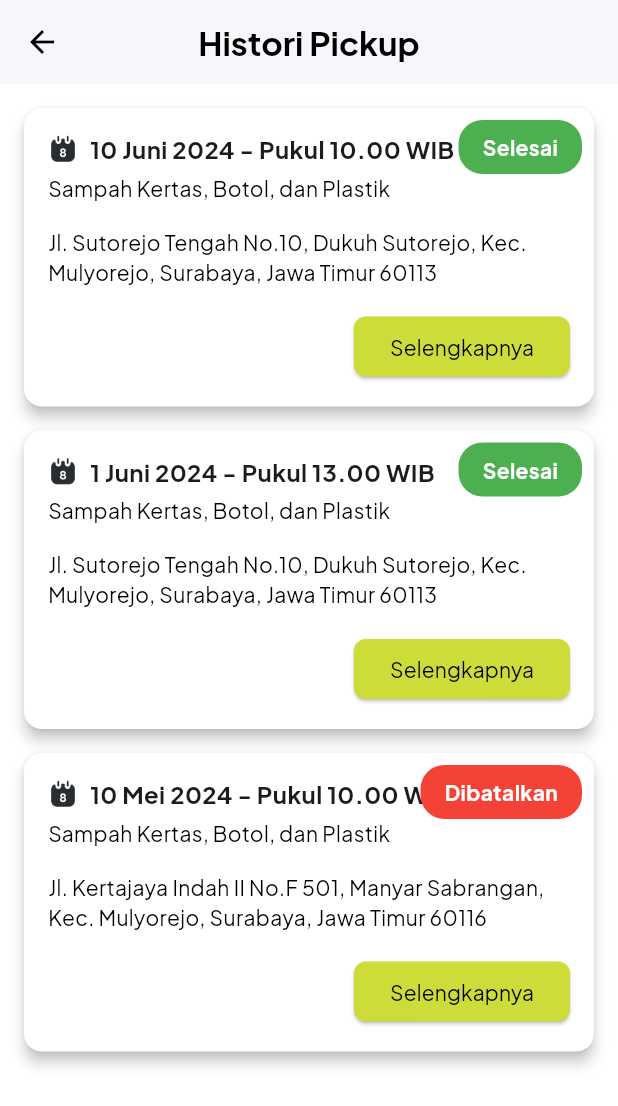
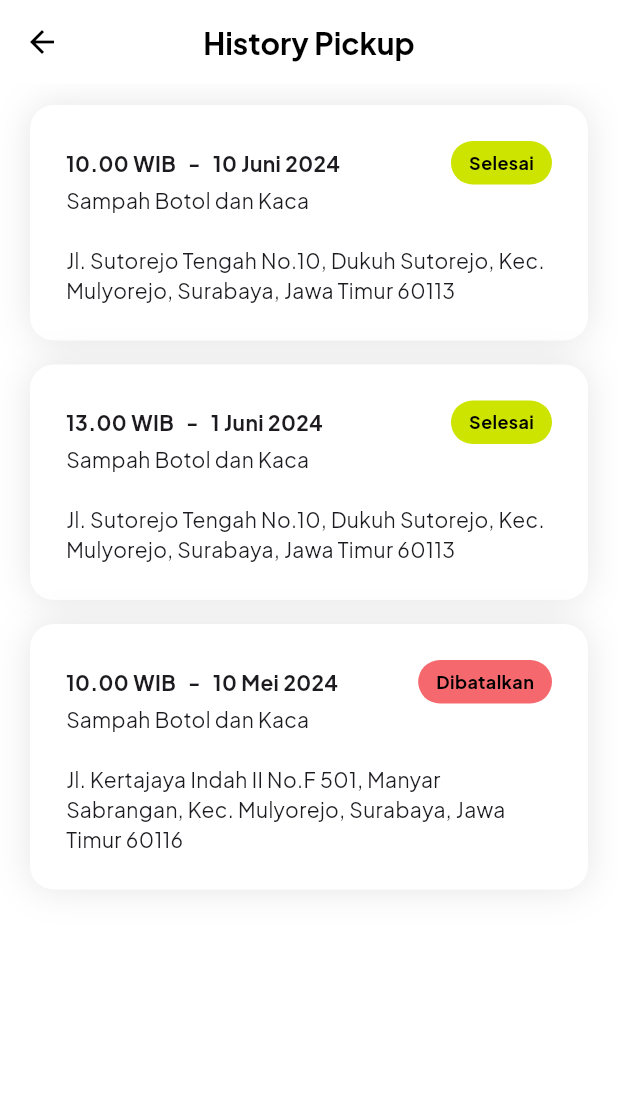
Before and after one commit to mhmdrazn/BuangBijak, a Flutter app: the HistoryPickup screen opened by its route, on a phone screen of 412 x 824 dp. Shown: the top 1106 px of the screen. Run offline on Flutter 3.47's test engine with Material 3 defaults, Android fonts, the phone set to English and light mode, and no system bars; our stand-ins replace cloud_firestore, firebase_auth, firebase_core, logger; accounts and stored records are empty.

Commit message:
fix: overflow layout and routes

```diff
--- a/lib/data/landing_page.dart
+++ b/lib/data/landing_page.dart
@@ -14,6 +14,6 @@ final List<Map<String, dynamic>> iconNavFeature = [
   {
     'title': 'Histori Pickup',
     'icon': Icons.event_repeat,
-    'route': '/histori-pickup',
+    'route': '/history-pickup',
   },
 ];
--- a/lib/models/history_card.dart
+++ b/lib/models/history_card.dart
@@ -1,13 +1,15 @@
 class HistoryData {
-  final String datetime;
+  final String date;
   final String status;
   final String wasteType;
   final String address;
+  final String time;
 
   HistoryData({
-    required this.datetime,
+    required this.date,
     required this.status,
     required this.wasteType,
     required this.address,
+    required this.time,
   });
 }
--- a/lib/screens/history_pickup.dart
+++ b/lib/screens/history_pickup.dart
@@ -1,4 +1,6 @@
 import 'package:flutter/material.dart';
+import 'package:buang_bijak/widgets/history_card.dart';
+import '../theme.dart';
 // Import HomeScreen
 // Import DetailPickup
 
@@ -8,51 +10,50 @@ class HistoryPickup extends StatelessWidget {
   @override
   Widget build(BuildContext context) {
     return Scaffold(
+      backgroundColor: Colors.white,
       appBar: AppBar(
+        backgroundColor: white,
+        centerTitle: true,
+        surfaceTintColor: Colors.transparent,
         leading: IconButton(
-          icon: const Icon(Icons.arrow_back, color: Colors.black),
+          icon: Icon(Icons.arrow_back, color: black),
           onPressed: () {
-            Navigator.pop(context);
+            Navigator.pop(context); // Goes back to the previous screen
           },
         ),
-        title: const Text(
-          'Histori Pickup',
-          style: TextStyle(
-              color: Colors.black,
-              fontFamily: 'PlusJakartaSans',
-              fontWeight: FontWeight.bold),
+        title: Padding(
+          padding: const EdgeInsets.symmetric(vertical: 24.0),
+          child: Text(
+            'History Pickup',
+            style: bold20.copyWith(color: black),
+            textAlign: TextAlign.center,
+          ),
         ),
-        centerTitle: true,
-        backgroundColor: Colors.white,
-        elevation: 1,
       ),
       body: ListView(
-        padding: const EdgeInsets.all(16.0),
+        padding: const EdgeInsets.fromLTRB(20.0, 6, 20.0, 6),
         children: [
-          _buildPickupCard(
-            context,
+          HistoryCard(
             date: '10 Juni 2024',
             time: '10.00 WIB',
             status: 'Selesai',
-            statusColor: Colors.green, // Warna hijau untuk Selesai
+            wasteType: 'Sampah Botol dan Kaca', // Warna hijau untuk Selesai
             address:
                 'Jl. Sutorejo Tengah No.10, Dukuh Sutorejo, Kec. Mulyorejo, Surabaya, Jawa Timur 60113',
           ),
-          _buildPickupCard(
-            context,
+          HistoryCard(
             date: '1 Juni 2024',
             time: '13.00 WIB',
             status: 'Selesai',
-            statusColor: Colors.green, // Warna hijau untuk Selesai
+            wasteType: 'Sampah Botol dan Kaca', // Warna hijau untuk Selesai
             address:
                 'Jl. Sutorejo Tengah No.10, Dukuh Sutorejo, Kec. Mulyorejo, Surabaya, Jawa Timur 60113',
           ),
-          _buildPickupCard(
-            context,
+          HistoryCard(
             date: '10 Mei 2024',
             time: '10.00 WIB',
             status: 'Dibatalkan',
-            statusColor: Colors.red, // Warna merah untuk Dibatalkan
+            wasteType: 'Sampah Botol dan Kaca', // Warna merah untuk Dibatalkan
             address:
                 'Jl. Kertajaya Indah II No.F 501, Manyar Sabrangan, Kec. Mulyorejo, Surabaya, Jawa Timur 60116',
           ),
@@ -61,122 +62,122 @@ class HistoryPickup extends StatelessWidget {
     );
   }
 
-  Widget _buildPickupCard(
-    BuildContext context, {
-    required String date,
-    required String time,
-    required String status,
-    required Color statusColor,
-    required String address,
-  }) {
-    return Card(
-      shape: RoundedRectangleBorder(borderRadius: BorderRadius.circular(12.0)),
-      elevation: 4,
-      margin: const EdgeInsets.only(bottom: 16.0),
-      color: Colors.white,
-      child: Stack(
-        children: [
-          Padding(
-            padding: const EdgeInsets.all(16.0),
-            child: Column(
-              crossAxisAlignment: CrossAxisAlignment.start,
-              children: [
-                Row(
-                  crossAxisAlignment: CrossAxisAlignment.center,
-                  children: [
-                    // Menggunakan ikon dari assets
-                    Image.asset(
-                      'assets/icons/calendar.png',
-                      width: 20, // Ukuran lebar ikon
-                      height: 20, // Ukuran tinggi ikon
-                    ),
-                    const SizedBox(width: 8),
-                    Text(
-                      '$date - Pukul $time',
-                      style: const TextStyle(
-                        fontSize: 16,
-                        fontWeight: FontWeight.bold,
-                        fontFamily: 'PlusJakartaSans',
-                      ),
-                    ),
-                  ],
-                ),
-                const SizedBox(height: 4),
-                const Text(
-                  'Sampah Kertas, Botol, dan Plastik',
-                  style: TextStyle(
-                    fontSize: 14,
-                    color: Colors.black,
-                    fontFamily: 'PlusJakartaSans',
-                  ),
-                ),
-                const SizedBox(height: 16),
-                Text(
-                  address,
-                  style: const TextStyle(
-                    fontSize: 14,
-                    color: Colors.black,
-                    fontFamily: 'PlusJakartaSans',
-                  ),
-                ),
-                const SizedBox(height: 16),
-                Align(
-                  alignment: Alignment.bottomRight,
-                  child: ElevatedButton(
-                    onPressed: () {
-                      // Navigasi ke halaman DetailPickup dengan menggunakan Navigator.pushNamed
-                      Navigator.pushNamed(
-                        context,
-                        '/detail-pickup',
-                        arguments: {
-                          'date': date,
-                          'time': time,
-                          'status': status,
-                          'address': address,
-                        },
-                      );
-                    },
-                    style: ElevatedButton.styleFrom(
-                      backgroundColor:
-                          Colors.lime, // Warna tombol sesuai gambar
-                      foregroundColor: Colors.black, // Teks tombol hitam
-                      shape: RoundedRectangleBorder(
-                        borderRadius: BorderRadius.circular(8.0),
-                      ),
-                    ),
-                    child: const Text(
-                      'Selengkapnya',
-                      style: TextStyle(fontFamily: 'PlusJakartaSans'),
-                    ),
-                  ),
-                ),
-              ],
-            ),
-          ),
-          Positioned(
-            top: 8,
-            right: 8, // Posisikan label lebih dekat ke pojok kanan atas
-            child: Container(
-              padding: const EdgeInsets.symmetric(
-                  horizontal: 16, vertical: 8), // Perpanjang padding
-              decoration: BoxDecoration(
-                color: statusColor, // Warna hijau atau merah
-                borderRadius: BorderRadius.circular(
-                    16.0), // Menambahkan border radius agar lebih rounded
-              ),
-              child: Text(
-                status,
-                style: const TextStyle(
-                  color: Colors.white, // Font status putih
-                  fontSize: 14, // Ukuran font yang lebih kecil
-                  fontWeight: FontWeight.bold,
-                  fontFamily: 'PlusJakartaSans',
-                ),
-              ),
-            ),
-          ),
-        ],
-      ),
-    );
-  }
+  // Widget _buildPickupCard(
+  //   BuildContext context, {
+  //   required String date,
+  //   required String time,
+  //   required String status,
+  //   required Color statusColor,
+  //   required String address,
+  // }) {
+  //   return Card(
+  //     shape: RoundedRectangleBorder(borderRadius: BorderRadius.circular(12.0)),
+  //     elevation: 4,
+  //     margin: const EdgeInsets.only(bottom: 16.0),
+  //     color: Colors.white,
+  //     child: Stack(
+  //       children: [
+  //         Padding(
+  //           padding: const EdgeInsets.all(16.0),
+  //           child: Column(
+  //             crossAxisAlignment: CrossAxisAlignment.start,
+  //             children: [
+  //               Row(
+  //                 crossAxisAlignment: CrossAxisAlignment.center,
+  //                 children: [
+  //                   // Menggunakan ikon dari assets
+  //                   Image.asset(
+  //                     'assets/icons/calendar.png',
+  //                     width: 20, // Ukuran lebar ikon
+  //                     height: 20, // Ukuran tinggi ikon
+  //                   ),
+  //                   const SizedBox(width: 8),
+  //                   Text(
+  //                     '$date - Pukul $time',
+  //                     style: const TextStyle(
+  //                       fontSize: 16,
+  //                       fontWeight: FontWeight.bold,
+  //                       fontFamily: 'PlusJakartaSans',
+  //                     ),
+  //                   ),
+  //                 ],
+  //               ),
+  //               const SizedBox(height: 4),
+  //               const Text(
+  //                 'Sampah Kertas, Botol, dan Plastik',
+  //                 style: TextStyle(
+  //                   fontSize: 14,
+  //                   color: Colors.black,
+  //                   fontFamily: 'PlusJakartaSans',
+  //                 ),
+  //               ),
+  //               const SizedBox(height: 16),
+  //               Text(
+  //                 address,
+  //                 style: const TextStyle(
+  //                   fontSize: 14,
+  //                   color: Colors.black,
+  //                   fontFamily: 'PlusJakartaSans',
+  //                 ),
+  //               ),
+  //               const SizedBox(height: 16),
+  //               Align(
+  //                 alignment: Alignment.bottomRight,
+  //                 child: ElevatedButton(
+  //                   onPressed: () {
+  //                     // Navigasi ke halaman DetailPickup dengan menggunakan Navigator.pushNamed
+  //                     Navigator.pushNamed(
+  //                       context,
+  //                       '/detail-pickup',
+  //                       arguments: {
+  //                         'date': date,
+  //                         'time': time,
+  //                         'status': status,
+  //                         'address': address,
+  //                       },
+  //                     );
+  //                   },
+  //                   style: ElevatedButton.styleFrom(
+  //                     backgroundColor:
+  //                         Colors.lime, // Warna tombol sesuai gambar
+  //                     foregroundColor: Colors.black, // Teks tombol hitam
+  //                     shape: RoundedRectangleBorder(
+  //                       borderRadius: BorderRadius.circular(8.0),
+  //                     ),
+  //                   ),
+  //                   child: const Text(
+  //                     'Selengkapnya',
+  //                     style: TextStyle(fontFamily: 'PlusJakartaSans'),
+  //                   ),
+  //                 ),
+  //               ),
+  //             ],
+  //           ),
+  //         ),
+  //         Positioned(
+  //           top: 8,
+  //           right: 8, // Posisikan label lebih dekat ke pojok kanan atas
+  //           child: Container(
+  //             padding: const EdgeInsets.symmetric(
+  //                 horizontal: 16, vertical: 8), // Perpanjang padding
+  //             decoration: BoxDecoration(
+  //               color: statusColor, // Warna hijau atau merah
+  //               borderRadius: BorderRadius.circular(
+  //                   16.0), // Menambahkan border radius agar lebih rounded
+  //             ),
+  //             child: Text(
+  //               status,
+  //               style: const TextStyle(
+  //                 color: Colors.white, // Font status putih
+  //                 fontSize: 14, // Ukuran font yang lebih kecil
+  //                 fontWeight: FontWeight.bold,
+  //                 fontFamily: 'PlusJakartaSans',
+  //               ),
+  //             ),
+  //           ),
+  //         ),
+  //       ],
+  //     ),
+  //   );
+  // }
 }
--- a/lib/screens/landing_pickup.dart
+++ b/lib/screens/landing_pickup.dart
@@ -4,19 +4,22 @@ import '../theme.dart';
 import '../widgets/button.dart';
 import '../widgets/history_card.dart';
 import '../models/history_card.dart';
+import '../screens/history_pickup.dart';
 
 class LandingPickup extends StatelessWidget {
   final List<HistoryData> historyData = [
     HistoryData(
-      datetime: '10 Juni 2024 - Pukul 12.00 WIB',
-      wasteType: 'Sampah Kertas, Botol, dan Plastik',
+      time: '12.00 WIB',
+      date: '10 Juni 2024',
+      wasteType: 'Sampah Botol dan Kaca',
       address:
           'Jl. Sutorejo Tengah No.10, Dukuh Sutorejo, Kec. Mulyorejo, Surabaya, Jawa Timur 60113',
       status: 'Selesai',
     ),
     HistoryData(
-      datetime: '8 Juni 2024 - Pukul 16.00 WIB',
-      wasteType: 'Sampah Kertas, Botol, dan Plastik',
+      time: '16.00 WIB',
+      date: '8 Juni 2024',
+      wasteType: 'Sampah Botol dan Kaca',
       address:
           'Jl. Sutorejo Tengah No.10, Dukuh Sutorejo, Kec. Mulyorejo, Surabaya, Jawa Timur 60113',
       status: 'Dibatalkan',
@@ -49,7 +52,7 @@ class LandingPickup extends StatelessWidget {
         ),
       ),
       body: SingleChildScrollView(
-        padding: EdgeInsets.all(24.0),
+        padding: EdgeInsets.all(20.0),
         child: Center(
           child: ConstrainedBox(
             constraints: const BoxConstraints(maxWidth: 600),
@@ -97,7 +100,7 @@ class LandingPickup extends StatelessWidget {
                       height: 20,
                     ),
                     const SizedBox(width: 12),
-                    Text('Jadwal Pickup Anda', style: bold20),
+                    Text('Jadwal Pickup Anda', style: bold16),
                   ],
                 ),
 
@@ -130,7 +133,7 @@ class LandingPickup extends StatelessWidget {
                             Text('8 Juni 2024', style: regular14),
                             const SizedBox(width: 12),
                             Text(
-                              'Sampah Kertas, Botol, dan Plastik',
+                              'Sampah Botol dan Kaca',
                               style: regular14,
                             ),
                           ],
@@ -138,7 +141,7 @@ class LandingPickup extends StatelessWidget {
                         const SizedBox(height: 20),
                         Text(
                           'Jl. Sutorejo Tengah No.10, Dukuh Sutorejo, Kec. Mulyorejo, Surabaya, Jawa Timur 60113',
-                          style: regular16,
+                          style: regular14,
                         ),
                         const SizedBox(height: 20),
                         Button(
@@ -172,23 +175,29 @@ class LandingPickup extends StatelessWidget {
                           height: 20,
                         ),
                         const SizedBox(width: 12),
-                        Text('Histori Pickup', style: bold20),
+                        Text('Histori Pickup', style: bold16),
                       ],
                     ),
                     GestureDetector(
                       onTap: () {
-                        // Your "See More" functionality here
+                        Navigator.push(
+                          context,
+                          MaterialPageRoute(
+                            builder: (context) => const HistoryPickup(),
+                          ),
+                        );
                       },
                       child: Text('Lihat lainnya', style: regular14),
                     ),
                   ],
                 ),
 
-                const SizedBox(height: 16),
+                const SizedBox(height: 6),
                 // History Cards
                 ...historyData.map((data) {
                   return HistoryCard(
-                    datetime: data.datetime,
+                    time: data.time,
+                    date: data.date,
                     status: data.status,
                     wasteType: data.wasteType,
                     address: data.address,
--- a/lib/widgets/button.dart
+++ b/lib/widgets/button.dart
@@ -22,6 +22,7 @@ class Button extends StatelessWidget {
     final screenWidth = MediaQuery.of(context).size.width;
 
     final double horizontalPadding = screenWidth * 0.04;
+    final double verticalPadding = screenWidth * 0.02;
 
     return ElevatedButton(
       onPressed: onPressed, // Use the passed `onPressed` callback
@@ -29,7 +30,7 @@ class Button extends StatelessWidget {
         backgroundColor: color,
         foregroundColor: color == Colors.white ? white : Colors.white,
         padding: EdgeInsets.symmetric(
-          vertical: 20,
+          vertical: verticalPadding,
           horizontal: horizontalPadding,
         ),
         minimumSize: const Size(0, 36),
--- a/lib/widgets/history_card.dart
+++ b/lib/widgets/history_card.dart
@@ -2,18 +2,20 @@ import 'package:flutter/material.dart';
 import '../theme.dart';
 
 class HistoryCard extends StatelessWidget {
-  final String datetime;
+  final String time;
   final String status;
   final String wasteType;
   final String address;
+  final String date;
 
 
   const HistoryCard({
     super.key,
-    required this.datetime,
+    required this.time,
     required this.status,
     required this.wasteType,
     required this.address,
+    required this.date,
   });
 
   @override
@@ -42,29 +44,29 @@ class HistoryCard extends StatelessWidget {
                 Row(
                   mainAxisAlignment: MainAxisAlignment.spaceBetween,
                   children: [
-                    Text(
-                      datetime, style: bold16,
+                    Row(
+                      children: [
+                        Text(time, style: bold14,),
+                        const SizedBox(width: 8),
+                        Text('-', style: bold14),
+                        const SizedBox(width: 8),
+                        Text(date, style: bold14),
+                      ],
                     ),
-
                     Container(
                       decoration: BoxDecoration(
                           color: status == 'Selesai' ? green : status == 'Ditugaskan' ? grey3 : red,
                           borderRadius: BorderRadius.circular(99),
                         ),
-                        padding: const EdgeInsets.symmetric(vertical: 6, horizontal: 24),
+                        padding: const EdgeInsets.symmetric(vertical: 6, horizontal: 12),
                         child: Text(status, style: bold12.copyWith(color: black)),
                     )
 
                   ],
                 ),
-                const SizedBox(height: 8),
-                Row(
-                  children: [
-                    Text(wasteType, style: regular14)
-                  ],
-                ),
+                Text(wasteType, style: regular14),
                 const SizedBox(height: 20),
-                Text(address, style: regular16),
+                Text(address, style: regular14),
               ],
             ),
         ),
--- a/lib/widgets/home_app_bar.dart
+++ b/lib/widgets/home_app_bar.dart
@@ -83,6 +83,7 @@ class HomeAppBarState extends State<HomeAppBar> {
             child: Column(
               crossAxisAlignment: CrossAxisAlignment.start,
               mainAxisSize: MainAxisSize.min,
+              mainAxisAlignment: MainAxisAlignment.spaceBetween,
               children: [
                 username.isEmpty
                     ? const CircularProgressIndicator() // Show loading if username is not yet loaded
--- a/lib/widgets/jadwal_card.dart
+++ b/lib/widgets/jadwal_card.dart
@@ -51,7 +51,7 @@ class JadwalCard extends StatelessWidget {
                       color: status == 'Selesai' ? green : status == 'Ditugaskan' ? grey3 : red,
                       borderRadius: BorderRadius.circular(99),
                     ),
-                    padding: const EdgeInsets.symmetric(vertical: 6, horizontal: 24),
+                    padding: const EdgeInsets.symmetric(vertical: 6, horizontal: 12),
                     child: Text(status, style: bold12.copyWith(color: black)),
                 )
 
@@ -71,7 +71,7 @@ class JadwalCard extends StatelessWidget {
             const SizedBox(height: 20),
             Text(
               address,
-              style: regular16,
+              style: regular14,
             ),
             const SizedBox(height: 20),
             Button(
```
Also changed, not shown: lib/screens/detail_pickup.dart (+11 -5 lines), lib/screens/home_screen.dart (+34 -29 lines).
